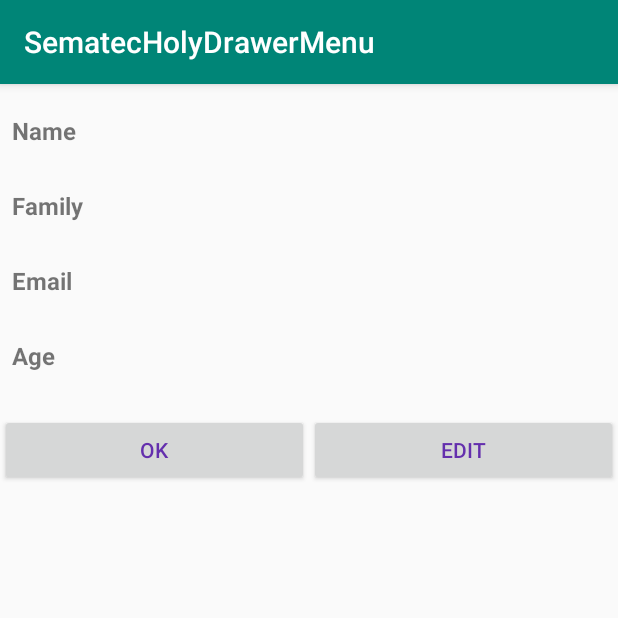
After one commit to holymoon/SematecHolyDrawerMenu, an Android app: the RepresentActivity screen opened directly, with no data from a screen before it, on a phone screen of 412 x 824 dp, the top half of it. The commit adds this screen. Run offline under Robolectric (Android 15) with nearby library versions, the phone set to English and light mode, and no system bars.

Commit message:
add represent and review activities

```diff
--- a/app/build.gradle
+++ b/app/build.gradle
@@ -28,5 +28,6 @@ dependencies {
     androidTestImplementation 'androidx.test.ext:junit:1.1.1'
     androidTestImplementation 'androidx.test.espresso:espresso-core:3.2.0'
     implementation 'androidx.recyclerview:recyclerview:1.0.0'
+    implementation "androidx.preference:preference:1.1.0"
 
 }
--- a/app/src/main/AndroidManifest.xml
+++ b/app/src/main/AndroidManifest.xml
@@ -9,6 +9,8 @@
         android:roundIcon="@mipmap/ic_launcher_round"
         android:supportsRtl="true"
         android:theme="@style/AppTheme">
+        <activity android:name=".RepresentActivity"></activity>
+        <activity android:name=".ReviewActivity" />
         <activity android:name=".MainActivity">
             <intent-filter>
                 <action android:name="android.intent.action.MAIN" />
--- a/app/src/main/java/com/example/sematecholydrawermenu/MainActivity.java
+++ b/app/src/main/java/com/example/sematecholydrawermenu/MainActivity.java
@@ -33,5 +33,6 @@ public class MainActivity extends AppCompatActivity {
         recycler.setAdapter(adapter);
         recycler.setLayoutManager(new LinearLayoutManager(MainActivity.this,RecyclerView.VERTICAL,false));
 
+
     }
 }
--- /dev/null
+++ b/app/src/main/java/com/example/sematecholydrawermenu/RepresentActivity.java
@@ -0,0 +1,64 @@
+package com.example.sematecholydrawermenu;
+
+import androidx.appcompat.app.AppCompatActivity;
+import androidx.preference.PreferenceManager;
+
+import android.app.Activity;
+import android.content.Intent;
+import android.os.Bundle;
+import android.view.View;
+import android.widget.Button;
+import android.widget.TextView;
+
+public class RepresentActivity extends AppCompatActivity {
+
+    @Override
+    protected void onCreate(Bundle savedInstanceState) {
+        super.onCreate(savedInstanceState);
+        setContentView(R.layout.activity_represent);
+        Intent returnIntent = getIntent();
+        String myName = returnIntent.getStringExtra("name");
+        String myFamily = returnIntent.getStringExtra("family");
+        String myMail = returnIntent.getStringExtra("mail");
+        String myAge = returnIntent.getStringExtra("age");
+        final TextView txtShowName = findViewById(R.id.txtShowName);
+        txtShowName.setText(myName);
+        final TextView txtFamily =findViewById(R.id.txtFamily);
+        txtFamily.setText(myFamily);
+        final TextView txtEmail = findViewById(R.id.txtEmail);
+        txtEmail.setText(myMail);
+        final TextView txtAge = findViewById(R.id.txtAge);
+        txtAge.setText(myAge);
+        Button btnOk = findViewById(R.id.btnOk);
+        Button btnEdit = findViewById(R.id.btnEdit);
+        btnOk.setOnClickListener(new View.OnClickListener() {
+            @Override
+            public void onClick(View v) {
+                Intent i = new Intent();
+                i.putExtra("n", txtShowName.getText().toString());
+                i.putExtra("f", txtFamily.getText().toString());
+                i.putExtra("m", txtEmail.getText().toString());
+                i.putExtra("a", txtAge.getText().toString());
+                PreferenceManager.getDefaultSharedPreferences(RepresentActivity.this).edit().putString("n",txtShowName.getText().toString()).apply();
+                PreferenceManager.getDefaultSharedPreferences(RepresentActivity.this).edit().putString("f",txtFamily.getText().toString()).apply();
+                PreferenceManager.getDefaultSharedPreferences(RepresentActivity.this).edit().putString("m",txtEmail.getText().toString()).apply();
+                PreferenceManager.getDefaultSharedPreferences(RepresentActivity.this).edit().putString("a",txtAge.getText().toString()).apply();
+                setResult(Activity.RESULT_OK,i);
+                finish();
+
+            }
+        });
+        btnEdit.setOnClickListener(new View.OnClickListener() {
+            @Override
+            public void onClick(View v) {
+                Intent i = new Intent();
+                i.putExtra("n",txtShowName.getText().toString());
+                i.putExtra("f",txtFamily.getText().toString());
+                i.putExtra("m",txtEmail.getText().toString());
+                i.putExtra("a",txtAge.getText().toString());
+                finish();
+
+            }
+        });
+    }
+}
--- /dev/null
+++ b/app/src/main/res/layout/activity_represent.xml
@@ -0,0 +1,105 @@
+<?xml version="1.0" encoding="utf-8"?>
+<LinearLayout xmlns:android="http://schemas.android.com/apk/res/android"
+    xmlns:tools="http://schemas.android.com/tools"
+    android:layout_width="match_parent"
+    android:layout_height="match_parent"
+    android:orientation="vertical"
+    tools:context=".RepresentActivity">
+    <LinearLayout
+        android:layout_width="match_parent"
+        android:layout_height="wrap_content"
+        android:layout_marginTop="20dp"
+        android:weightSum="2">
+        <TextView
+            android:layout_width="0dp"
+            android:layout_height="50dp"
+            android:layout_weight="0.6"
+            android:text="@string/name"
+            android:textStyle="bold"
+            android:textSize="16sp"
+            android:paddingLeft="8dp"/>
+        <TextView
+            android:id="@+id/txtShowName"
+            android:layout_width="0dp"
+            android:layout_height="50dp"
+            android:layout_weight="1.4"
+            android:paddingRight="8dp"/>
+    </LinearLayout>
+    <LinearLayout
+        android:layout_width="match_parent"
+        android:layout_height="wrap_content"
+        android:weightSum="2">
+        <TextView
+            android:layout_width="0dp"
+            android:layout_height="50dp"
+            android:layout_weight="0.6"
+            android:textSize="16sp"
+            android:textStyle="bold"
+            android:text="@string/family"
+            android:paddingLeft="8dp"/>
+        <TextView
+            android:id="@+id/txtFamily"
+            android:layout_width="0dp"
+            android:layout_height="50dp"
+            android:layout_weight="1.4"
+            android:paddingRight="8dp"/>
+    </LinearLayout>
+    <LinearLayout
+        android:layout_width="match_parent"
+        android:layout_height="wrap_content"
+        android:weightSum="2">
+        <TextView
+            android:layout_width="0dp"
+            android:layout_height="50dp"
+            android:layout_weight="0.6"
+            android:textSize="16sp"
+            android:textStyle="bold"
+            android:text="@string/email"
+            android:paddingLeft="8dp"/>
+        <TextView
+            android:id="@+id/txtEmail"
+            android:layout_width="0dp"
+            android:layout_height="50dp"
+            android:layout_weight="1.4"
+            android:paddingRight="8dp"/>
+    </LinearLayout>
+    <LinearLayout
+        android:layout_width="match_parent"
+        android:layout_height="wrap_content"
+        android:weightSum="2">
+        <TextView
+            android:layout_width="0dp"
+            android:layout_height="50dp"
+            android:layout_weight="0.6"
+            android:textSize="16sp"
+            android:text="@string/age"
+            android:textStyle="bold"
+            android:paddingLeft="8dp"/>
+        <TextView
+            android:id="@+id/txtAge"
+            android:layout_width="0dp"
+            android:layout_height="50dp"
+            android:layout_weight="1.4"
+            android:paddingRight="8dp"/>
+    </LinearLayout>
+    <LinearLayout
+        android:layout_width="match_parent"
+        android:layout_height="wrap_content"
+        android:weightSum="2">
+        <Button
+            android:id="@+id/btnOk"
+            android:layout_width="0dp"
+            android:layout_height="wrap_content"
+            android:layout_weight="1"
+            android:textColor="@color/colorPurple"
+            android:text="@string/ok"/>
+        <Button
+            android:id="@+id/btnEdit"
+            android:layout_width="0dp"
+            android:layout_height="wrap_content"
+            android:textColor="@color/colorPurple"
+            android:layout_weight="1"
+            android:text="@string/edit"/>
+    </LinearLayout>
+
+</LinearLayout>
--- a/app/src/main/res/values/strings.xml
+++ b/app/src/main/res/values/strings.xml
@@ -1,4 +1,18 @@
 <resources>
     <string name="app_name">SematecHolyDrawerMenu</string>
     <string name="drawer_menu">DRAWER MENU</string>
+    <string name="profile">Profile</string>
+    <string name="dial">Dial</string>
+    <string name="please_enter_your_name">Please enter your name</string>
+    <string name="please_enter_your_family">Please enter your family</string>
+    <string name="please_enter_your_email">Please enter your email</string>
+    <string name="please_enter_your_age">Please enter your age</string>
+    <string name="review">review</string>
+    <string name="name">Name</string>
+    <string name="family">Family</string>
+    <string name="email">Email</string>
+    <string name="age">Age</string>
+    <string name="ok">OK</string>
+    <string name="edit">Edit</string>
+    <string name="please_enter_your_phone_number">Please enter your phone number</string>
 </resources>
```
Also changed, not shown: app/src/main/java/com/example/sematecholydrawermenu/HolyRecyclerAdapter.java (+16 -5 lines), app/src/main/java/com/example/sematecholydrawermenu/ReviewActivity.java (added, +75 -0 lines), app/src/main/res/layout/activity_review.xml (added, +43 -0 lines).
